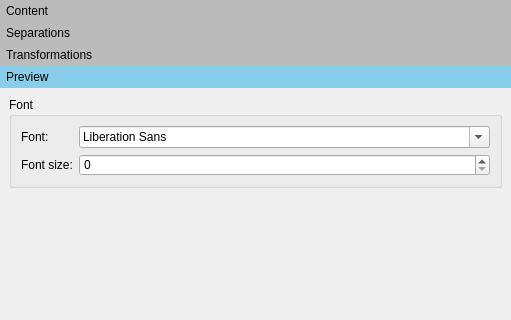
Above: manuskript/ui/exporters/manuskript/plainTextSettings_ui.ui from olivierkes/manuskript before the change; both pictures show x 0 to 511 and y 0 to 320 of the 511 by 626 pixel window. Below: the same form after it.
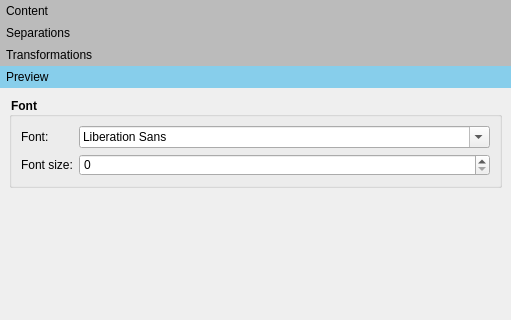
That is the form after the change. Icons and pictures are not drawn. Custom widgets are drawn as their Qt base class.

Patch:
```diff
--- a/manuskript/ui/exporters/manuskript/plainTextSettings_ui.ui
+++ b/manuskript/ui/exporters/manuskript/plainTextSettings_ui.ui
@@ -1145,6 +1145,9 @@
       </layout>
      </widget>
      <widget class="QWidget" name="preview">
+      <property name="styleSheet">
+       <string notr="true">QGroupBox{font-weight:bold;}</string>
+      </property>
       <attribute name="label">
        <string>Preview</string>
       </attribute>
```
